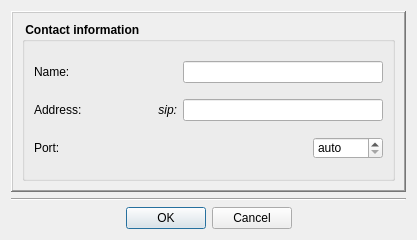
This is Homer/forms/Dialogs/ContactEditDialog.ui in Homer-Conferencing/Homer-Conferencing as Qt 5 draws it before an edit. The edited form follows.
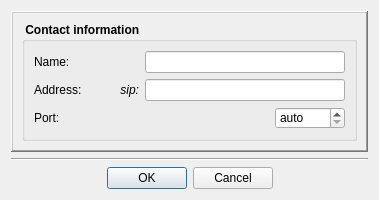
This is the edited form. Icons and pictures are not drawn.

```diff
--- a/Homer/forms/Dialogs/ContactEditDialog.ui
+++ b/Homer/forms/Dialogs/ContactEditDialog.ui
@@ -6,8 +6,8 @@
    <rect>
     <x>0</x>
     <y>0</y>
-    <width>417</width>
-    <height>240</height>
+    <width>379</width>
+    <height>195</height>
    </rect>
   </property>
   <property name="sizePolicy">
```
